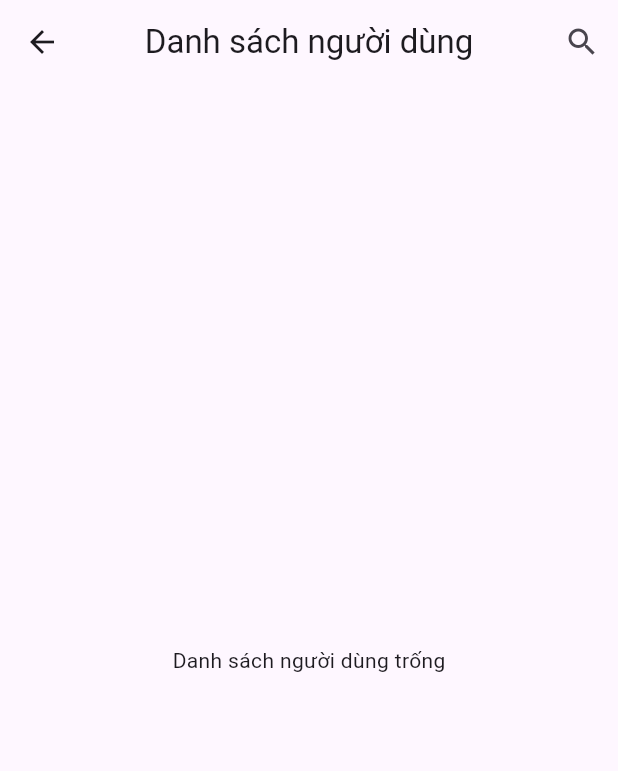
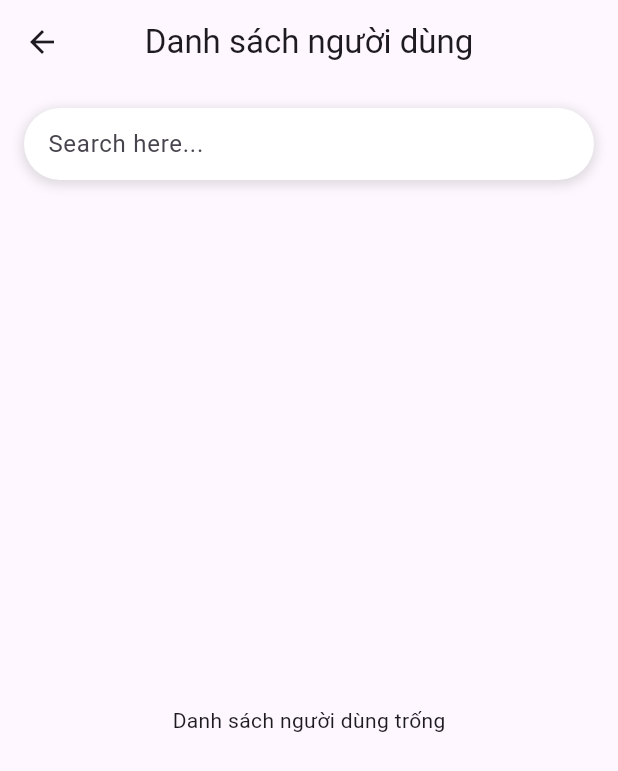
Before and after one commit to quoccon/chatapp_firebase, a Flutter app: the UserScreen screen opened directly, on a phone screen of 412 x 824 dp. Shown: the top 771 px of the screen. Run offline on Flutter 3.47's test engine with Material 3 defaults, Android fonts, the phone set to English and light mode, and no system bars; our stand-ins replace bloc, dio, equatable, firebase_auth, flutter_bloc; accounts and stored records are empty; network calls fail.

Commit message:
update code 4/1/24

```diff
--- a/lib/blocs/chat__cubit.dart
+++ b/lib/blocs/chat__cubit.dart
@@ -1,6 +1,4 @@
 import 'package:bloc/bloc.dart';
-
-import 'package:meta/meta.dart';
 import 'package:dio/dio.dart';
 import '../blocs/chat__state.dart';
 
@@ -8,9 +6,9 @@ class ChatCubit extends Cubit<ChatState> {
   ChatCubit() : super(ChatInitial());
   final Dio dio = Dio();
 
-  Future<void> sendMessage(String message) async {
+  Future<void> sendMessage(String message,String senderId, String receiverId) async {
     try {
-      final response = await dio.post('http://10.0.2.2:8000/api-postmessage',data: {'message': message});
+      final response = await dio.post('http://10.0.2.2:8000/api-postmessage',data: {'message': message,'senderId':senderId,'receiverId':receiverId});
       print(response.data);
 
       if(response.statusCode == 200){
--- a/lib/main.dart
+++ b/lib/main.dart
@@ -28,7 +28,7 @@ class MyApp extends StatelessWidget {
           create: (BuildContext context) => AuthCubit(),
         ),
       ],
-      child:  LoginScreen()),
+      child:  const LoginScreen()),
     );
   }
 }
--- a/lib/screen/users_screen.dart
+++ b/lib/screen/users_screen.dart
@@ -12,14 +12,21 @@ class UserScreen extends StatelessWidget {
       appBar: AppBar(
         centerTitle: true,
         title: const Text("Danh sách người dùng"),
-        actions: [
-          IconButton(onPressed: () {}, icon: const Icon(Icons.search)),
-        ],
+        // actions: [
+        //   IconButton(onPressed: () {}, icon: const Icon(Icons.search)),
+        // ],
       ),
       body: BlocProvider(
-        create: (context) => UserCubit(),
-        child: const UserBody(),
-      ),
+          create: (context) => UserCubit(),
+          child: const Column(
+            children: [
+              Padding(
+                padding: EdgeInsets.all(8.0),
+                child: SearchUser(),
+              ),
+              Expanded(child: UserBody())
+            ],
+          )),
     );
   }
 }
@@ -64,3 +71,64 @@ class UserBody extends StatelessWidget {
     );
   }
 }
+
+class SearchUser extends StatefulWidget {
+  const SearchUser({Key? key});
+
+  @override
+  State<SearchUser> createState() => _SearchUserState();
+}
+
+class _SearchUserState extends State<SearchUser> {
+  TextEditingController searchControll = TextEditingController();
+  bool showIcon = false;
+
+  @override
+  void initState() {
+    // TODO: implement initState
+    super.initState();
+    searchControll.addListener(() {
+      setState(() {
+       showIcon = searchControll.text.isNotEmpty;
+      });
+    });
+  }
+  @override
+  Widget build(BuildContext context) {
+    return Padding(
+      padding: const EdgeInsets.all(8.0),
+      child: Container(
+        decoration: BoxDecoration(
+          borderRadius: BorderRadius.circular(25),
+          color: Colors.white,
+          boxShadow: [
+            BoxShadow(
+              color: Colors.grey.withOpacity(0.3),
+              spreadRadius: 2,
+              blurRadius: 5,
+              offset: const Offset(0, 2),
+            ),
+          ],
+        ),
+        child: TextField(
+          controller: searchControll,
+          decoration: InputDecoration(
+            hintText: 'Search here...',
+            contentPadding: const EdgeInsets.symmetric(horizontal: 16,vertical: 10),
+            border: InputBorder.none,
+            suffixIcon: showIcon ? IconButton(
+              icon: const Icon(Icons.clear),
+              onPressed: (){
+                searchControll.clear();
+              },
+            ) : null,
+          ),
+          onChanged: (query) {
+            // Xử lý khi giá trị tìm kiếm thay đổi
+            context.read<UserCubit>().searchU(query);
+          },
+        ),
+      ),
+    );
+  }
+}
```
Also changed, not shown: lib/Auth/login_screen.dart (+10 -6 lines), lib/blocs/auth_cubit.dart (+5 -2 lines), lib/blocs/user_cubit.dart (+39 -16 lines), lib/screen/chat_screen.dart (+12 -4 lines), lib/screen/flash_screen.dart (added, +75 -0 lines), lib/screen/home_screen.dart (+6 -14 lines).
